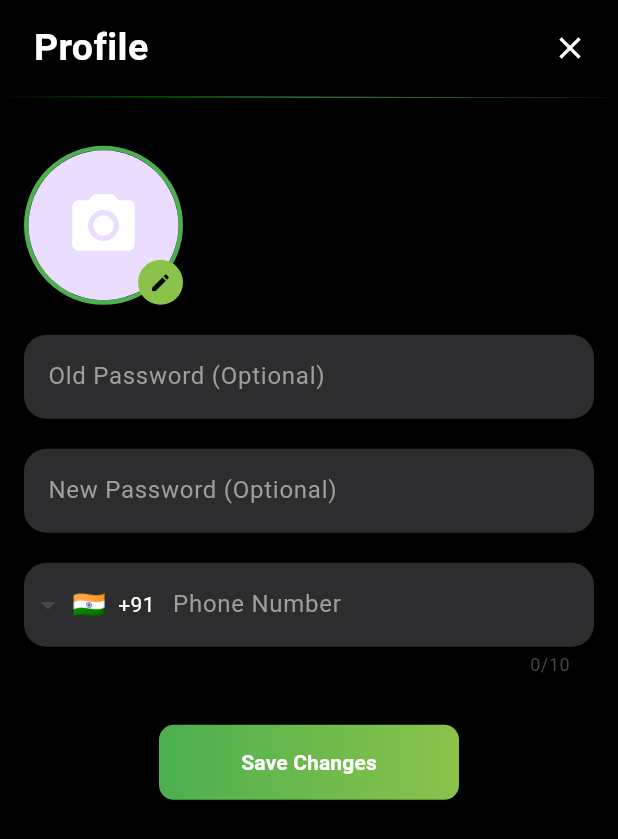
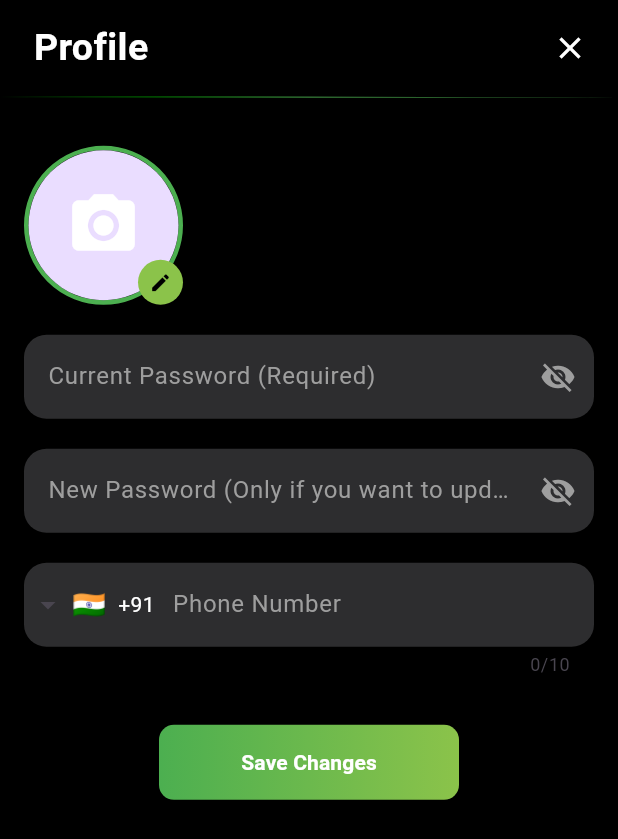
Before and after one commit to anishkumar-0502/EV_App_II, a Flutter app: the EditUserModal screen opened directly with empty values, on a phone screen of 412 x 824 dp. Shown: the top 839 px of the screen. Run offline on Flutter 3.47's test engine with Material 3 defaults, Android fonts, the phone set to English and light mode, and no system bars; drawn by our look-alikes of intl_phone_field; our stand-ins replace curved_navigation_bar, geolocator, google_maps_flutter, image_picker, shared_preferences, shimmer; missing offline and left inert: qr_code_scanner, razorpay_flutter; accounts and stored records are empty; network calls fail.

Commit message:
updated by fixing bugs

```diff
--- a/EV_APPLICATION_II/lib/src/pages/profile/Edit_User/edituser.dart
+++ b/EV_APPLICATION_II/lib/src/pages/profile/Edit_User/edituser.dart
@@ -37,7 +37,10 @@ class _EditUserModalState extends State<EditUserModal> {
   bool _isUsernameInteracted = false;
   bool _isPhoneInteracted = false;
   bool _isOldPasswordInteracted = false;
+  bool _isNewPasswordVisible = false;
+
   bool _isNewPasswordInteracted = false;
+  bool _obscureText = true;
 
   @override
   void initState() {
@@ -117,7 +120,7 @@ class _EditUserModalState extends State<EditUserModal> {
         Navigator.pop(context, 'refresh');
       } else {
         final responseData = jsonDecode(response.body);
-        final errorMessage = responseData['error_message'] ?? 'Update failed';
+        final errorMessage = responseData['error_message'] ?? "Failed to update; ensure your credentials are correct.";
         _showAlertBanner(errorMessage);
       }
     } catch (e) {
@@ -279,12 +282,23 @@ class _EditUserModalState extends State<EditUserModal> {
                             borderRadius: BorderRadius.circular(15),
                             borderSide: BorderSide.none,
                           ),
-                              hintText: 'Old Password (Optional)',
+                          hintText: "Current Password (Required)",
                           hintStyle: const TextStyle(color: Colors.grey),
+                          suffixIcon: IconButton(
+                            icon: Icon(
+                              _obscureText ? Icons.visibility_off : Icons.visibility,
+                              color: Colors.grey,
+                            ),
+                            onPressed: () {
+                              setState(() {
+                                _obscureText = !_obscureText;
+                              });
+                            },
+                          ),
                         ),
                         style: const TextStyle(color: Colors.white),
                         cursorColor: const Color(0xFF1ED760),
-                            obscureText: true,
+                        obscureText: _obscureText,
                         validator: (value) {
                           if (!_isOldPasswordInteracted) return null;
                           return _validatePassword(value, isNew: false) ?? '';
@@ -308,12 +322,23 @@ class _EditUserModalState extends State<EditUserModal> {
                               borderRadius: BorderRadius.circular(15),
                               borderSide: BorderSide.none,
                             ),
-                              hintText: 'New Password (Optional)',
+                            hintText: "New Password (Only if you want to update)",
                             hintStyle: const TextStyle(color: Colors.grey),
+                            suffixIcon: IconButton(
+                              icon: Icon(
+                                _isNewPasswordVisible ? Icons.visibility : Icons.visibility_off,
+                                color: Colors.grey,
+                              ),
+                              onPressed: () {
+                                setState(() {
+                                  _isNewPasswordVisible = !_isNewPasswordVisible; // Toggle visibility state
+                                });
+                              },
+                            ),
                           ),
                           style: const TextStyle(color: Colors.white),
                           cursorColor: const Color(0xFF1ED760),
-                            obscureText: true,
+                          obscureText: !_isNewPasswordVisible, // Toggle based on _isNewPasswordVisible
                           validator: (value) {
                             if (!_isNewPasswordInteracted) return null;
                             return _validatePassword(value, isNew: true) ?? '';
@@ -327,6 +352,7 @@ class _EditUserModalState extends State<EditUserModal> {
                             });
                           },
                         ),
+
                         const SizedBox(height: 20),
                           IntlPhoneField(
                             controller: _phoneController,
--- a/EV_APPLICATION_II/lib/src/pages/wallet/wallet.dart
+++ b/EV_APPLICATION_II/lib/src/pages/wallet/wallet.dart
@@ -133,7 +133,7 @@ class _WalletPageState extends State<WalletPage> {
         'key': 'rzp_test_dcep4q6wzcVYmr',
         'amount': data['amount'],
         'currency': data['currency'],
-        'name': 'Outdid Tech',
+        'name': 'Anish kumar A',
         'description': 'Wallet Recharge',
         'order_id': data['id'],
         'prefill': {'name': username},
```
Also changed, not shown: EV_APPLICATION_II/lib/src/pages/Auth/Log_In/login.dart (+16 -4 lines), EV_APPLICATION_II/lib/src/pages/Auth/Sign_Up/register.dart (+16 -3 lines), EV_APPLICATION_II/lib/src/pages/Charging/charging.dart (+32 -24 lines), EV_APPLICATION_II/lib/src/pages/Home_contents/home_content.dart (+6 -3 lines), EV_APPLICATION_II/lib/src/pages/profile/profile.dart (+4 -4 lines), 5 other files. Lines whose indentation alone changed are shown as unchanged.
